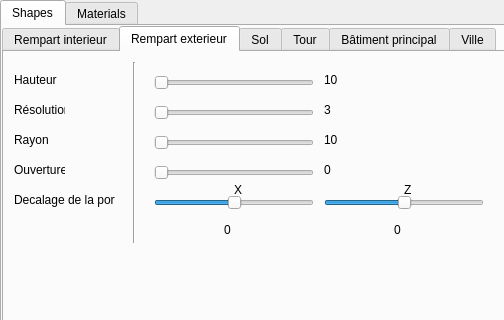
First picture: the form in Castle.ui, repository Ghostmoonk/maya-python-castle, before the edit; both pictures show x 0 to 504 and y 0 to 320 of the 618 by 489 pixel window.
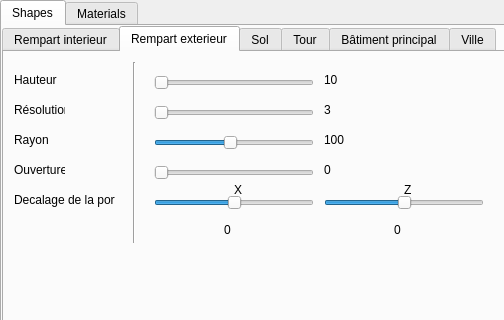
Second picture: the form after the edit. The open tabs and pages were chosen to show the change. Icons and pictures are not drawn.

Commit message: slider changé

```diff
--- a/Castle.ui
+++ b/Castle.ui
@@ -548,6 +548,9 @@
         <property name="maximum">
          <number>200</number>
         </property>
+        <property name="value">
+         <number>100</number>
+        </property>
         <property name="orientation">
          <enum>Qt::Horizontal</enum>
         </property>
@@ -665,7 +668,7 @@
          </rect>
         </property>
         <property name="text">
-         <string>&lt;html&gt;&lt;head/&gt;&lt;body&gt;&lt;p&gt;10&lt;/p&gt;&lt;/body&gt;&lt;/html&gt;</string>
+         <string>100</string>
         </property>
        </widget>
        <widget class="QLabel" name="label_56">
```
Left out of the diff: 10 changed lines with no effect on the pictures. The commit also changes 1 other file.
